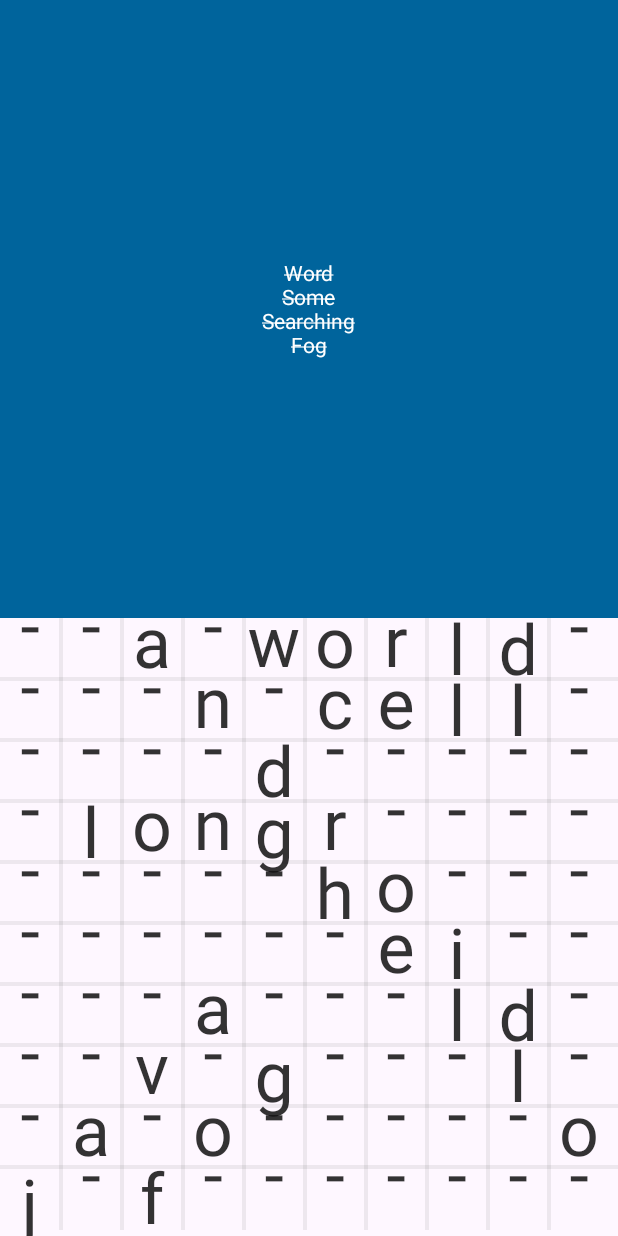
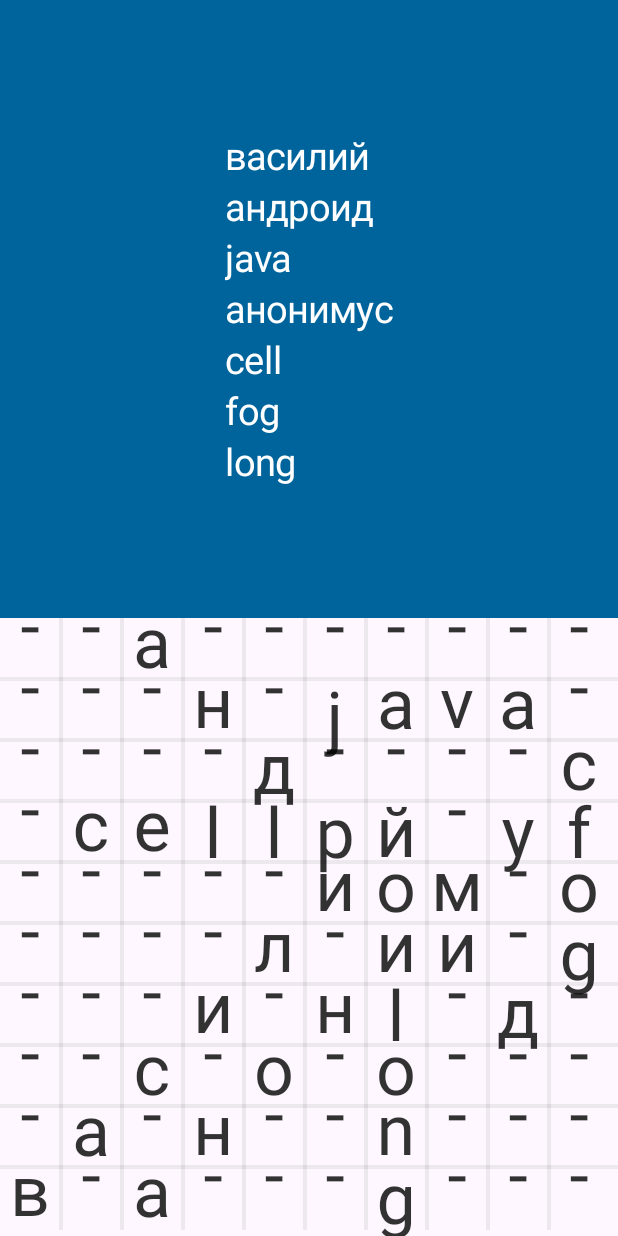
Before and after one commit to vadhub/wordFinder, an Android app: the screen it shows after launch (MainActivity), on a phone screen of 412 x 824 dp. Run offline under Robolectric (Android 15) with nearby library versions, the phone set to English and light mode, and no system bars.

Commit message:
add textview

```diff
--- a/app/src/main/java/com/abg/wordfinder/MainActivity.java
+++ b/app/src/main/java/com/abg/wordfinder/MainActivity.java
@@ -1,16 +1,23 @@
 package com.abg.wordfinder;
+
+import android.graphics.Color;
+import android.graphics.Paint;
+import android.graphics.Typeface;
+import android.os.Bundle;
+import android.util.Log;
+import android.widget.LinearLayout;
+import android.widget.TextView;
+import android.widget.Toast;
 
 import androidx.appcompat.app.AppCompatActivity;
 import androidx.appcompat.app.AppCompatDelegate;
 
-import android.graphics.Paint;
-import android.os.Bundle;
-import android.util.Log;
-import android.widget.TextView;
-import android.widget.Toast;
-
 import com.abg.wordfinder.model.Word;
 import com.abg.wordfinder.view.WordSearchView;
+
+import java.util.HashMap;
+import java.util.Map;
+import java.util.Objects;
 
 public class MainActivity extends AppCompatActivity {
 
@@ -21,7 +28,8 @@
 
         AppCompatDelegate.setDefaultNightMode(AppCompatDelegate.MODE_NIGHT_NO);
 
-        String[] words = {"hello", "world", "java", "android", "cell", "fog", "long"};
+        String[] words = {"василий", "андроид", "java", "анонимус", "cell", "fog", "long"};
+        Map<String, TextView> map = new HashMap<>();
 
         WordSearchGenerator wordSearchGenerator = new WordSearchGenerator(10, 10, words);
 
@@ -32,13 +40,22 @@
             Log.d("cc", c.toString());
         }
 
-        TextView tvStrikethrough = findViewById(R.id.tv_strikethrough);
-        tvStrikethrough.setText("Word\nSome\nSearching\nFog");
-        tvStrikethrough.setPaintFlags(tvStrikethrough.getPaintFlags() | Paint.STRIKE_THRU_TEXT_FLAG);
+        LinearLayout linearForText = (LinearLayout) findViewById(R.id.linearForText);
+
+        for (String s : words) {
+            TextView textView = new TextView(this);
+            textView.setTextSize(25);
+            textView.setTextColor(Color.WHITE);
+            textView.setText(s);
+            linearForText.addView(textView);
+            map.put(s, textView);
+        }
 
         WordSearchView wordsGrid = findViewById(R.id.wordsGrid);
         wordsGrid.setLetters(wordSearchGenerator.getBoard());
         wordsGrid.setWords(wordSearchGenerator.getWords());
-        wordsGrid.setOnWordSearchedListener(word -> Toast.makeText(MainActivity.this, word + " found", Toast.LENGTH_SHORT).show());
+        wordsGrid.setOnWordSearchedListener(word -> {
+            Objects.requireNonNull(map.get(word)).setPaintFlags(Paint.STRIKE_THRU_TEXT_FLAG | Paint.ANTI_ALIAS_FLAG);
+        });
     }
 }
--- a/app/src/main/res/layout/activity_main.xml
+++ b/app/src/main/res/layout/activity_main.xml
@@ -12,14 +12,12 @@
         android:layout_height="0dp"
         android:layout_weight="1"
         android:background="#00649C">
-        <TextView
-            android:id="@+id/tv_strikethrough"
+        <LinearLayout
+            android:id="@+id/linearForText"
+            android:orientation="vertical"
+            android:layout_gravity="center"
             android:layout_width="wrap_content"
-            android:layout_height="wrap_content"
-            android:layout_gravity="center"
-            android:text="Strikethrough"
-            android:textColor="@android:color/white"
-            android:gravity="center"/>
+            android:layout_height="wrap_content"/>
     </FrameLayout>
 
     <com.abg.wordfinder.view.WordSearchView
```
